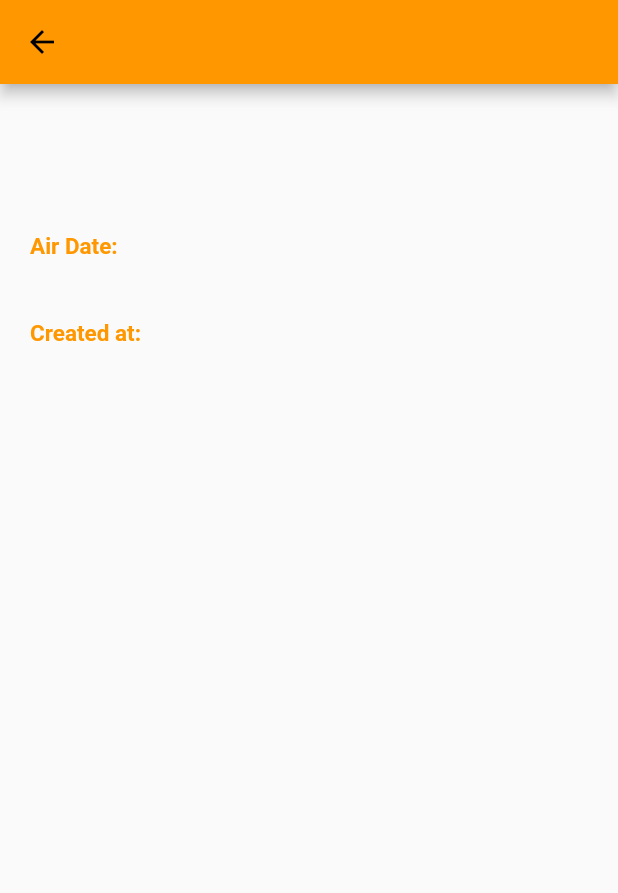
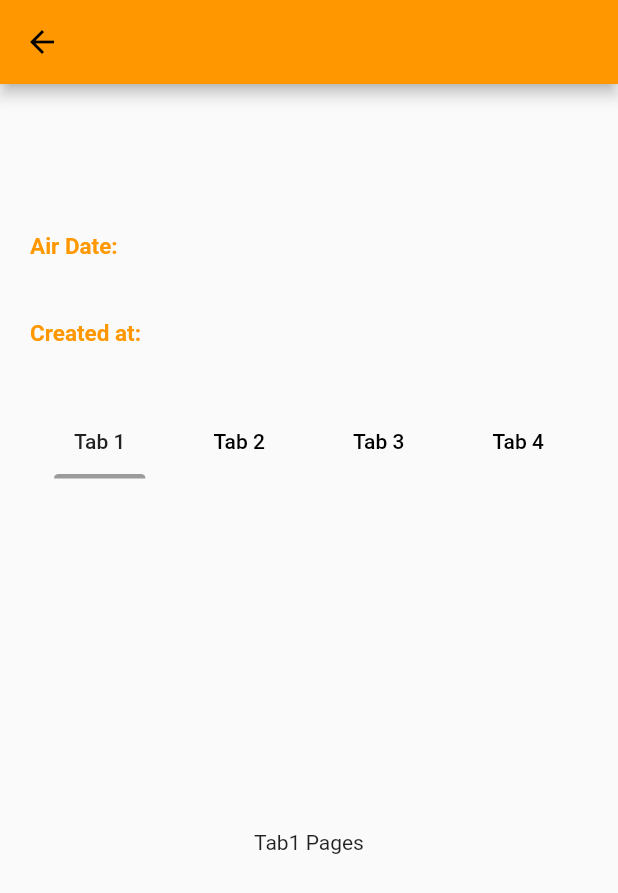
Before and after one commit to felipeapfer/rick_morty_app, a Flutter app: the EpisodeDetails screen opened directly with empty values, on a phone screen of 412 x 824 dp. Shown: the top 893 px of the screen. Run offline on Flutter 3.47's test engine with Material 2 defaults, Android fonts, the phone set to English and light mode, and no system bars; network calls fail.

Commit message:
Adding TabBar to episode details

```diff
--- a/rick_morty_app/lib/pages/episode_details_page.dart
+++ b/rick_morty_app/lib/pages/episode_details_page.dart
@@ -1,15 +1,25 @@
 import 'package:flutter/material.dart';
 import 'package:rick_morty_app/models/episode.dart';
 
-class EpisodeDetails extends StatelessWidget {
+class EpisodeDetails extends StatefulWidget {
   final Episode ep;
   const EpisodeDetails({super.key, required this.ep});
 
   @override
+  State<EpisodeDetails> createState() => _EpisodeDetailsState();
+}
+
+class _EpisodeDetailsState extends State<EpisodeDetails>
+    with SingleTickerProviderStateMixin {
+  late TabController _tabController;
+
+  @override
   Widget build(BuildContext context) {
-    return Scaffold(
+    return DefaultTabController(
+      length: 4,
+      child: Scaffold(
         appBar: AppBar(
-        title: Text(ep.episode),
+          title: Text(widget.ep.episode),
           centerTitle: true,
         ),
         body: Padding(
@@ -21,7 +31,7 @@ class EpisodeDetails extends StatelessWidget {
                 children: [
                   Flexible(
                     child: Text(
-                    ep.name,
+                      widget.ep.name,
                       textAlign: TextAlign.center,
                       style: const TextStyle(
                           fontSize: 25,
@@ -43,7 +53,7 @@ class EpisodeDetails extends StatelessWidget {
                         fontWeight: FontWeight.bold,
                         color: Colors.orange),
                   ),
-                Text(ep.airDate.toString()),
+                  Text(widget.ep.airDate.toString()),
                 ],
               ),
               const SizedBox(
@@ -58,10 +68,61 @@ class EpisodeDetails extends StatelessWidget {
                         fontWeight: FontWeight.bold,
                         color: Colors.orange),
                   ),
-                Text(ep.created.toString()),
+                  Text(widget.ep.created.toString()),
                 ],
+              ),
+              const SizedBox(
+                height: 40,
+              ),
+              const TabBar(
+                //indicator: BoxDecoration(
+                //    color: Colors.orange[300],
+                //    borderRadius: BorderRadius.circular(25.0)),
+                indicator: UnderlineTabIndicator(
+                  borderSide: BorderSide(width: 3.0, color: Colors.black38),
+                  borderRadius: BorderRadius.vertical(
+                    top: Radius.circular(50),
+                  ),
+                  insets: EdgeInsets.symmetric(horizontal: 16),
+                ),
+                labelStyle: TextStyle(
+                  color: Colors.black87,
+                ),
+                unselectedLabelColor: Colors.black,
+                tabs: [
+                  Tab(
+                    text: 'Tab 1',
+                  ),
+                  Tab(
+                    text: 'Tab 2',
+                  ),
+                  Tab(
+                    text: 'Tab 3',
+                  ),
+                  Tab(
+                    text: 'Tab 4',
                   )
                 ],
+              ),
+              const Expanded(
+                  child: TabBarView(
+                children: [
+                  Center(
+                    child: Text("Tab1 Pages"),
+                  ),
+                  Center(
+                    child: Text("Tab2 Pages"),
+                  ),
+                  Center(
+                    child: Text('Tab3 Page'),
+                  ),
+                  Center(
+                    child: Text('Tab4 Page'),
+                  )
+                ],
+              ))
+            ],
+          ),
         ),
       ),
     );
```
Also changed, not shown: rick_morty_app/lib/pages/test.dart (+6 -3 lines), rick_morty_app/lib/repositories/characteres_repository.dart (+26 -1 lines), rick_morty_app/lib/repositories/episodes_repository.dart (+6 -5 lines). Lines whose indentation alone changed are shown as unchanged.
